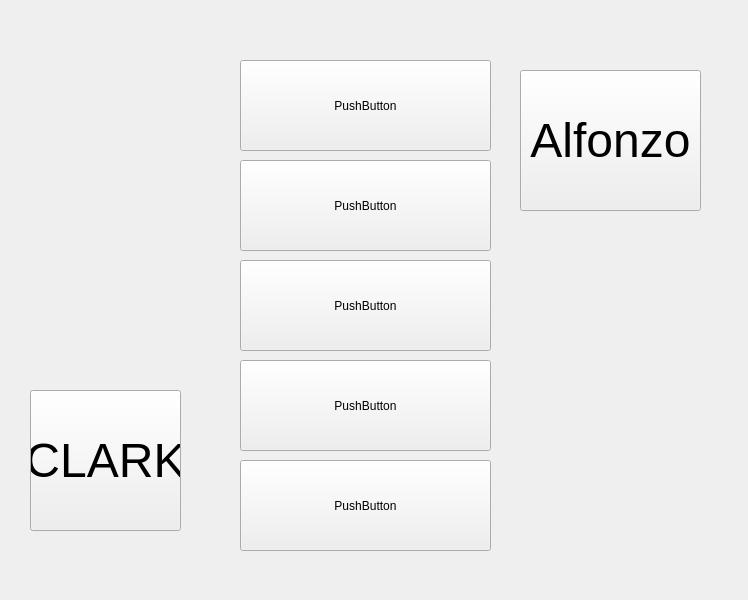
First picture: the form in MVC/vista/ui/botones.ui, repository inoricode28/QT5_Designer, before the edit.
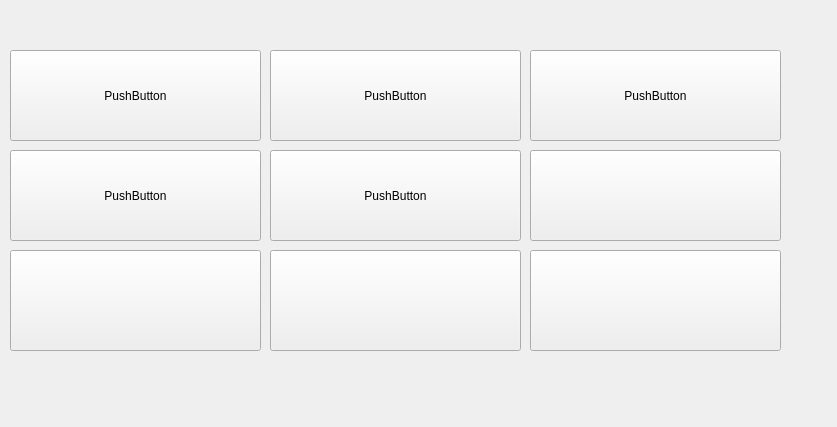
Second picture: the form after the edit.

The edit to the form file:
```diff
--- a/MVC/vista/ui/botones.ui
+++ b/MVC/vista/ui/botones.ui
@@ -6,8 +6,8 @@
    <rect>
     <x>0</x>
     <y>0</y>
-    <width>748</width>
-    <height>600</height>
+    <width>837</width>
+    <height>427</height>
    </rect>
   </property>
   <property name="windowTitle">
@@ -17,8 +17,8 @@
    <widget class="QPushButton" name="pushButton">
     <property name="geometry">
      <rect>
-      <x>240</x>
-      <y>60</y>
+      <x>10</x>
+      <y>50</y>
       <width>251</width>
       <height>91</height>
      </rect>
@@ -30,8 +30,8 @@
    <widget class="QPushButton" name="pushButton_2">
     <property name="geometry">
      <rect>
-      <x>240</x>
-      <y>160</y>
+      <x>270</x>
+      <y>50</y>
       <width>251</width>
       <height>91</height>
      </rect>
@@ -43,8 +43,8 @@
    <widget class="QPushButton" name="pushButton_3">
     <property name="geometry">
      <rect>
-      <x>240</x>
-      <y>260</y>
+      <x>530</x>
+      <y>50</y>
       <width>251</width>
       <height>91</height>
      </rect>
@@ -56,8 +56,8 @@
    <widget class="QPushButton" name="pushButton_4">
     <property name="geometry">
      <rect>
-      <x>240</x>
-      <y>360</y>
+      <x>10</x>
+      <y>150</y>
       <width>251</width>
       <height>91</height>
      </rect>
@@ -69,8 +69,8 @@
    <widget class="QPushButton" name="pushButton_5">
     <property name="geometry">
      <rect>
-      <x>240</x>
-      <y>460</y>
+      <x>270</x>
+      <y>150</y>
       <width>251</width>
       <height>91</height>
      </rect>
@@ -82,10 +82,10 @@
    <widget class="QPushButton" name="pushButton_6">
     <property name="geometry">
      <rect>
-      <x>30</x>
-      <y>390</y>
-      <width>151</width>
-      <height>141</height>
+      <x>530</x>
+      <y>150</y>
+      <width>251</width>
+      <height>91</height>
      </rect>
     </property>
     <property name="font">
@@ -94,16 +94,16 @@
      </font>
     </property>
     <property name="text">
-     <string>CLARK</string>
+     <string/>
     </property>
    </widget>
    <widget class="QPushButton" name="pushButton_7">
     <property name="geometry">
      <rect>
-      <x>520</x>
-      <y>70</y>
-      <width>181</width>
-      <height>141</height>
+      <x>10</x>
+      <y>250</y>
+      <width>251</width>
+      <height>101</height>
      </rect>
     </property>
     <property name="font">
@@ -112,7 +112,43 @@
      </font>
     </property>
     <property name="text">
-     <string>Alfonzo</string>
+     <string/>
+    </property>
+   </widget>
+   <widget class="QPushButton" name="pushButton_8">
+    <property name="geometry">
+     <rect>
+      <x>270</x>
+      <y>250</y>
+      <width>251</width>
+      <height>101</height>
+     </rect>
+    </property>
+    <property name="font">
+     <font>
+      <pointsize>36</pointsize>
+     </font>
+    </property>
+    <property name="text">
+     <string/>
+    </property>
+   </widget>
+   <widget class="QPushButton" name="pushButton_9">
+    <property name="geometry">
+     <rect>
+      <x>530</x>
+      <y>250</y>
+      <width>251</width>
+      <height>101</height>
+     </rect>
+    </property>
+    <property name="font">
+     <font>
+      <pointsize>36</pointsize>
+     </font>
+    </property>
+    <property name="text">
+     <string/>
     </property>
    </widget>
   </widget>
```
